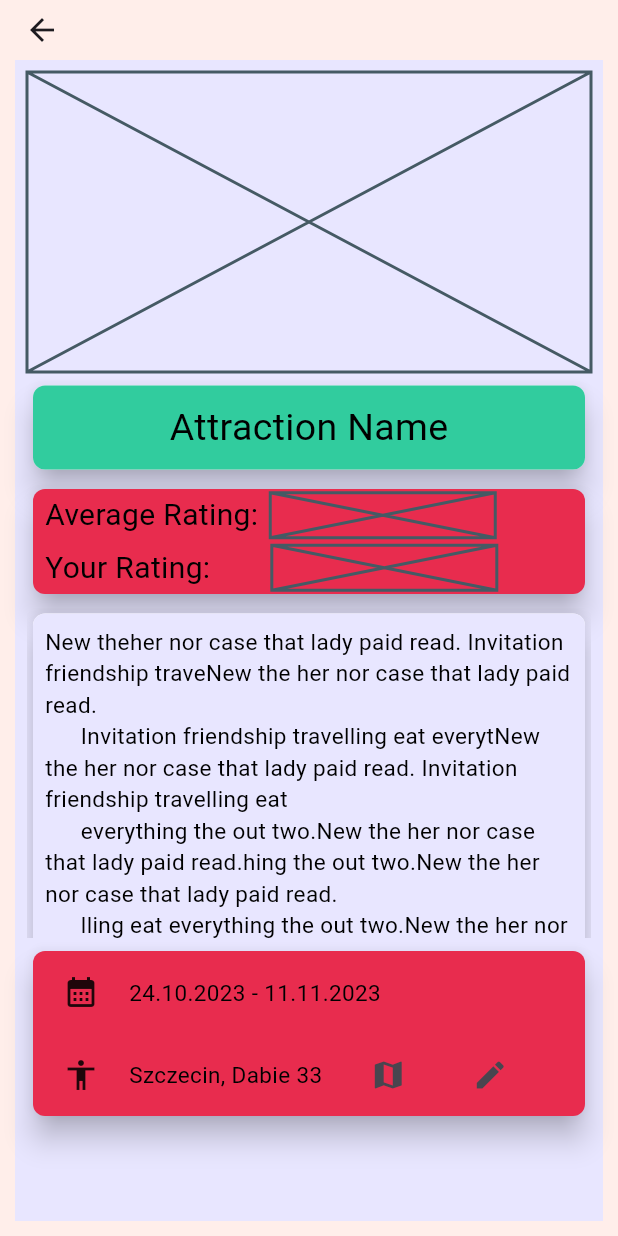
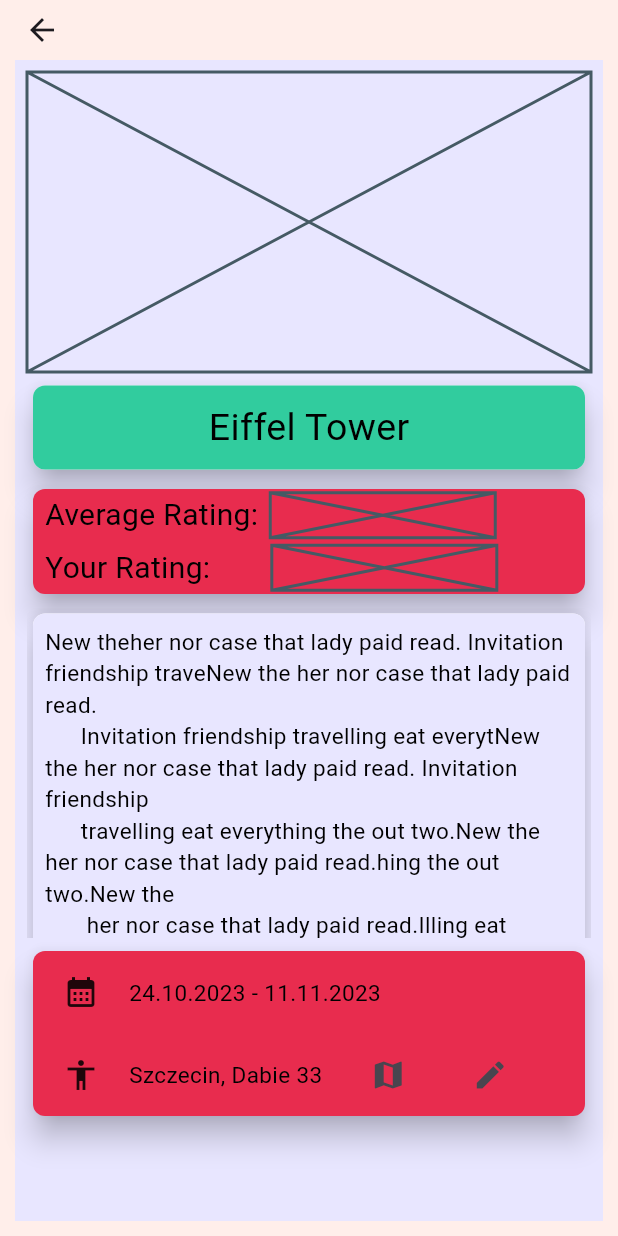
Before and after one commit to KamilTaras/tyskacz, a Flutter app: the AttractionDescriptionPage screen opened directly, on a phone screen of 412 x 824 dp. Run offline on Flutter 3.47's test engine with Material 3 defaults, Android fonts, the phone set to English and light mode, and no system bars; our stand-ins replace flutter_map, latlong2; missing offline and left inert: window_manager.

Commit message:
added todo to createAttraction

```diff
--- a/lib/Pages/attractionCreatorPage.dart
+++ b/lib/Pages/attractionCreatorPage.dart
@@ -218,6 +218,7 @@ class AttractionCreationPage extends StatelessWidget {
                 child: Column(
                   crossAxisAlignment: CrossAxisAlignment.stretch,
                   children: <Widget>[
+                    //TODO: insert pic
                     Placeholder(
                       fallbackWidth: 300,
                       fallbackHeight: 200,
@@ -226,7 +227,7 @@ class AttractionCreationPage extends StatelessWidget {
                     buildElevatedTextContainer(
                       40,
                       Constant.mainGreenColor,
-                      'Attraction Name',
+                      attraction.name,
                       titleFontSize,
                       Colors.black,
                     ),
@@ -235,12 +236,13 @@ class AttractionCreationPage extends StatelessWidget {
                     SizedBox(height: sizedBoxHeight),
                     Container(
                       height: 220,
+                      //TODO: container size dependant length of description
                       child: ListView(
                         children: [
                           buildElevatedTextContainer(
                             500,
                             Constant.mainBackgroundColor,
-                            text,
+                            attraction.description,
                             15,
                             Colors.black,
                           ),
@@ -259,3 +261,21 @@ class AttractionCreationPage extends StatelessWidget {
     );
   }
 }
+class MockAttraction {
+
+  String name;
+  String picPath;
+  String description;
+
+  MockAttraction({required this.name, required this.picPath, required this.description});
+}
+MockAttraction attraction = MockAttraction(name: 'Eiffel Tower', picPath: 'picPath', description:
+"""New theher nor case that lady paid read. Invitation friendship traveNew the her nor case that lady paid read.
+      Invitation friendship travelling eat everytNew the her nor case that lady paid read. Invitation friendship
+      travelling eat everything the out two.New the her nor case that lady paid read.hing the out two.New the
+       her nor case that lady paid read.Illing eat everything the out two.New the her nor case that lady paid read.
+       the her nor case that lady paid read.  InvitaNew the her nor case that lady paid read. Invitation friendship
+       travelling eat everything the out two.Shy you who sction friendship travelling eat everything the out two.
+       Shy you who sc Shy you who scarcely expenses debating hastened resolved. Always polite moment on is warmth
+       spirit it to hearts. Downs those still witty an balls so chief so.  Moment an little remain no up lively no.
+        Way brought may off our regular country towards adapted cheered. Literature admiration frequently indulgence announcing are who you her. Was least quick """);
--- a/lib/Pages/attractionFinderPage.dart
+++ b/lib/Pages/attractionFinderPage.dart
@@ -1,5 +1,5 @@
 import 'package:flutter/material.dart';
-
+import 'atttractionDescription.dart';
 
 class AttractionFinderPage extends StatefulWidget {
   const AttractionFinderPage({super.key});
@@ -22,28 +22,25 @@ class _AttractionFinderPage extends State<AttractionFinderPage> {
     );
   }
 
-List <Attraction> attractionList=[
-  Attraction(name: 'Eiffel Tower', picPath:'assets/photos/logo_TySkacz_light.png',description: '''najbardziej znany obiekt architektoniczny Paryża, uznawany za symbol tego miasta i
+List <MockAttraction> attractionList=[
+  MockAttraction(name: 'Eiffel Tower', picPath:'assets/photos/logo_TySkacz_light.png',description: '''najbardziej znany obiekt architektoniczny Paryża, uznawany za symbol tego miasta i
   niekiedy całej Francji. Jest najwyższą budowlą w Paryżu, a w momencie powstania była najwyższą budowlą na świecie. „Żelazna dama” stoi w zachodniej części miasta,
   nad Sekwaną, na północno-zachodnim krańcu Pola Marsowego'''),
-  Attraction(name: 'Pigs in Paris', picPath:'assets/photos/logo_TySkacz_light.png',description: 'building'),
-  Attraction(name: 'Tank u', picPath:'assets/photos/logo_TySkacz_light.png',description: 'buildin'),
-  Attraction(name: 'Paprikash monument', picPath:'assets/photos/logo_TySkacz_light.png',description: 'buildin'),
-  Attraction(name: 'Eiffel Tower', picPath:'assets/photos/logo_TySkacz_light.png',description: 'zachodniej części miasta, nad Sekwaną, na północno-zachodnim krańcu Pola Marsowego'),
-  Attraction(name: 'Pigs in Paris', picPath:'assets/photos/logo_TySkacz_light.png',description: 'buildin'),
-  Attraction(name: 'Tank u', picPath:'assets/photos/logo_TySkacz_light.png',description: 'buildin'),
-  Attraction(name: 'Paprikash monument', picPath:'assets/photos/logo_TySkacz_light.png',description: 'buildin')
+  MockAttraction(name: 'Pigs in Paris', picPath:'assets/photos/logo_TySkacz_light.png',description: 'building'),
+  MockAttraction(name: 'Tank u', picPath:'assets/photos/logo_TySkacz_light.png',description: 'buildin'),
+  MockAttraction(name: 'Paprikash monument', picPath:'assets/photos/logo_TySkacz_light.png',description: 'buildin'),
+  MockAttraction(name: 'Eiffel Tower', picPath:'assets/photos/logo_TySkacz_light.png',description: 'zachodniej części miasta, nad Sekwaną, na północno-zachodnim krańcu Pola Marsowego'),
+  MockAttraction(name: 'Pigs in Paris', picPath:'assets/photos/logo_TySkacz_light.png',description: 'buildin'),
+  MockAttraction(name: 'Tank u', picPath:'assets/photos/logo_TySkacz_light.png',description: 'buildin'),
+  MockAttraction(name: 'Paprikash monument', picPath:'assets/photos/logo_TySkacz_light.png',description: 'buildin')
 ];
 
   final double pageNameFontSize = 15;
 
   Widget build(BuildContext context) {
     return Scaffold(
-      appBar: PreferredSize(
-        preferredSize: Size.fromHeight(30.0),
-        child: AppBar(
-          backgroundColor: Colors.transparent,
-        ),
+      appBar: AppBar(
+        // preferredSize: Size.fromHeight(30.0),s
       ),
       body: SafeArea(
         child: Column(
@@ -91,11 +88,19 @@ List <Attraction> attractionList=[
 }
 class AttractionEntry extends StatelessWidget {
   AttractionEntry({super.key, required this.attraction});
-  final Attraction attraction;
+  final MockAttraction attraction;
 
   @override
   Widget build(BuildContext context) {
-    return Card(
+    return GestureDetector(
+      //TODO: on drag add to plan
+      onTap: (){
+        Navigator.push(
+        context,
+        MaterialPageRoute(
+        builder: (context) => AttractionDescriptionPage()));
+        },
+      child: Card(
         shape: RoundedRectangleBorder(
           borderRadius: BorderRadius.circular(8),
           //set border radius more than 50% of height and width to make circle
@@ -104,11 +109,14 @@ class AttractionEntry extends StatelessWidget {
           child: Row(
             crossAxisAlignment: CrossAxisAlignment.start,
             children: <Widget>[
-            Container(
+              Padding(
+                padding: EdgeInsets.all(5),
+                child: Container(
                   height:100,
                   width:120,
                   child: Image(
                     image: AssetImage(attraction.picPath),
+                  ),
                 ),
               ),
               Expanded(
@@ -124,6 +132,7 @@ class AttractionEntry extends StatelessWidget {
               ),
           ],
         ),
+      ),
     );
   }
 
@@ -133,11 +142,11 @@ class AttractionEntry extends StatelessWidget {
 }
 
 
-class Attraction {
+class MockAttraction {
 
   String name;
   String picPath;
   String description;
 
-  Attraction({required this.name, required this.picPath, required this.description});
+  MockAttraction({required this.name, required this.picPath, required this.description});
 }
--- a/lib/Pages/atttractionDescription.dart
+++ b/lib/Pages/atttractionDescription.dart
@@ -17,17 +17,6 @@ class AttractionDescriptionPage extends StatelessWidget {
   final double topBarHeight = 20.0;
 
   final double sizedBoxHeight = 5;
-
-  final String text =
-      """New theher nor case that lady paid read. Invitation friendship traveNew the her nor case that lady paid read.
-      Invitation friendship travelling eat everytNew the her nor case that lady paid read. Invitation friendship travelling eat
-      everything the out two.New the her nor case that lady paid read.hing the out two.New the her nor case that lady paid read.
-      lling eat everything the out two.New the her nor case that lady paid read.the her nor case that lady paid read.
-      InvitaNew the her nor case that lady paid read. Invitation friendship travelling eat everything the out two.
-       Shy you who sction friendship travelling eat everything the out two. Shy you who sc Shy you who scarcely expenses debating
-       hastened resolved. Always polite moment on is warmth spirit it to hearts. Downs those still witty an balls so chief so.
-       Moment an little remain no up lively no. Way brought may off our regular country towards adapted cheered.
-       Literature admiration frequently indulgence announcing are who you her. Was least quick """;
 
   final String date = '24.10.2023 - 11.11.2023';
 
@@ -217,6 +206,7 @@ class AttractionDescriptionPage extends StatelessWidget {
                 child: Column(
                   crossAxisAlignment: CrossAxisAlignment.stretch,
                   children: <Widget>[
+                    //TODO: insert pic
                     Placeholder(
                       fallbackWidth: 300,
                       fallbackHeight: 200,
@@ -225,13 +215,14 @@ class AttractionDescriptionPage extends StatelessWidget {
                     buildElevatedTextContainer(
                       40,
                       Constant.mainGreenColor,
-                      'Attraction Name',
+                      attraction.name,
                       titleFontSize,
                       Colors.black,
                     ),
                     SizedBox(height: sizedBoxHeight),
                     buildRatingContainer(),
                     SizedBox(height: sizedBoxHeight),
+                    //TODO: container size dependant length of description
                     Container(
                       height: 220,
                       child: ListView(
@@ -239,7 +230,7 @@ class AttractionDescriptionPage extends StatelessWidget {
                           buildElevatedTextContainer(
                             500,
                             Constant.mainBackgroundColor,
-                            text,
+                            attraction.description,
                             15,
                             Colors.black,
                           ),
@@ -258,3 +249,21 @@ class AttractionDescriptionPage extends StatelessWidget {
     );
   }
 }
+class MockAttraction {
+
+  String name;
+  String picPath;
+  String description;
+
+  MockAttraction({required this.name, required this.picPath, required this.description});
+}
+MockAttraction attraction = MockAttraction(name: 'Eiffel Tower', picPath: 'picPath', description:
+"""New theher nor case that lady paid read. Invitation friendship traveNew the her nor case that lady paid read.
+      Invitation friendship travelling eat everytNew the her nor case that lady paid read. Invitation friendship
+      travelling eat everything the out two.New the her nor case that lady paid read.hing the out two.New the
+       her nor case that lady paid read.Illing eat everything the out two.New the her nor case that lady paid read.
+       the her nor case that lady paid read.  InvitaNew the her nor case that lady paid read. Invitation friendship
+       travelling eat everything the out two.Shy you who sction friendship travelling eat everything the out two.
+       Shy you who sc Shy you who scarcely expenses debating hastened resolved. Always polite moment on is warmth
+       spirit it to hearts. Downs those still witty an balls so chief so.  Moment an little remain no up lively no.
+        Way brought may off our regular country towards adapted cheered. Literature admiration frequently indulgence announcing are who you her. Was least quick """);
--- a/lib/Pages/tripCreatorPage.dart
+++ b/lib/Pages/tripCreatorPage.dart
@@ -85,6 +85,7 @@ class _CreatePlanPage extends State<CreatePlanPage> {
                 pageNameHeight, Colors.transparent, pageName, pageNameFontSize),
             SizedBox(height: 30),
             buildTextContainer(40, Colors.transparent, searchLabel, 15),
+            //TODO: Search bar
             Placeholder(
               fallbackHeight: 60,
               fallbackWidth: 100,
```
Also changed, not shown: 1 other file. Lines whose indentation alone changed are shown as unchanged.
